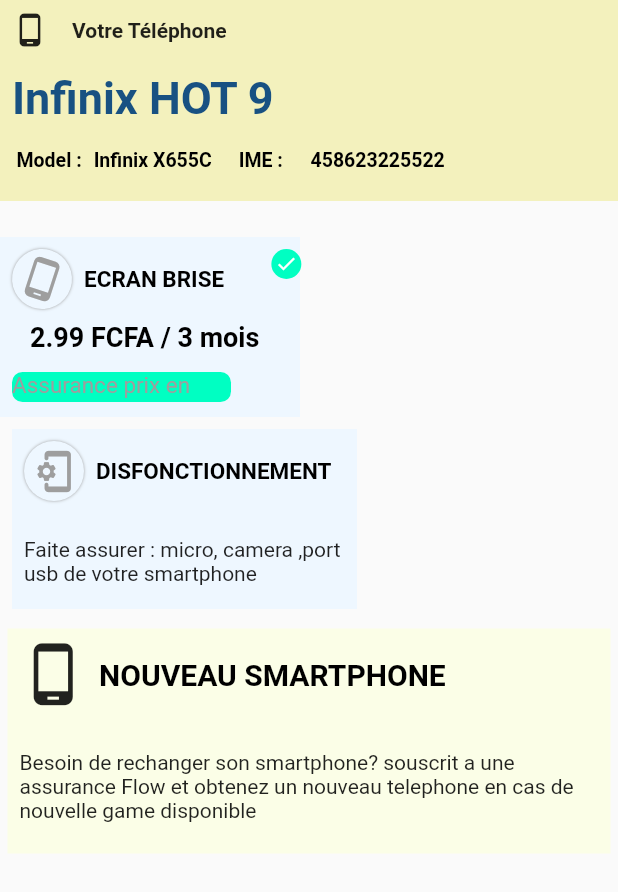
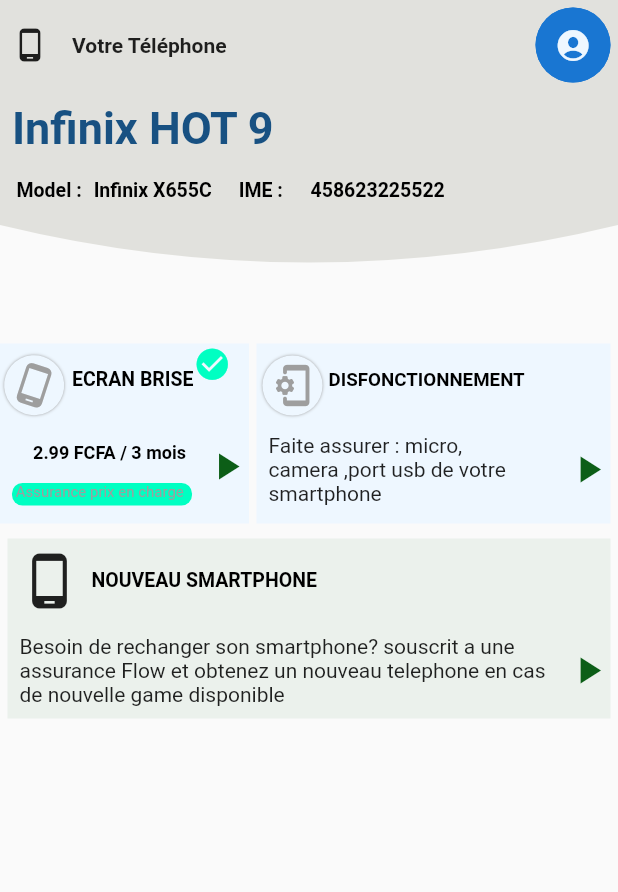
Before and after one commit to kadersaka/flow_insurance, a Flutter app: the HomeScreen screen opened directly, on a phone screen of 412 x 824 dp. Shown: the top 892 px of the screen. Run offline on Flutter 3.47's test engine with Material 2 defaults, Android fonts, the light colour scheme and no system bars; our stand-ins replace file_picker, flutter_svg, smooth_page_indicator.

Commit message:
Improve design for menu.dart and add filePiker for Profil Picture

```diff
--- a/lib/views/home/menu.dart
+++ b/lib/views/home/menu.dart
@@ -1,8 +1,12 @@
+import 'dart:io';
+
 import 'package:flowinsurance/constants/strings.dart';
 import 'package:flowinsurance/views/home/component/assurer_ecran_brise.dart';
+import 'package:flutter/cupertino.dart';
 import 'package:flutter/material.dart';
 import 'dart:math' as math;
 import '../customwidget/boutton.dart';
+import 'ImageProfilPage.dart';
 
 class HomeScreen extends StatefulWidget {
   const HomeScreen({super.key});
@@ -12,6 +16,13 @@
 }
 
 class _HomeScreenState extends State<HomeScreen> {
+  late File? imageFile;
+  @override
+  void initState() {
+    imageFile = null;
+    super.initState();
+  }
+
   @override
   Widget build(BuildContext context) {
     return Scaffold(
@@ -20,12 +31,13 @@
         mainAxisAlignment: MainAxisAlignment.start,
         crossAxisAlignment: CrossAxisAlignment.start,
         children: [
-          Container(
-            height: 134,
+          ClipPath(
+            clipper: CustomShape(),
+            child: Container(
+              height: 200,
               width: double.infinity,
-            color: const Color.fromARGB(232, 242, 240, 183),
-            child:
-                Column(crossAxisAlignment: CrossAxisAlignment.start, children: [
+              decoration: const BoxDecoration(color: Color.fromARGB(232, 223, 223, 218)),
+              child: Column(crossAxisAlignment: CrossAxisAlignment.start, children: [
                 Row(
                   children: [
                     const SizedBox(
@@ -41,7 +53,37 @@
                         StringData.votreTelephone,
                         style: const TextStyle(fontWeight: FontWeight.bold),
                       ),
+                    ),
+                    Expanded(child: SizedBox()),
+                    InkWell(
+                      onTap: () => Navigator.push(context, MaterialPageRoute(builder: (context) => ImageProfilPage(ImageFile: imageFile, fun: setImageFile))),
+                      child: Container(
+                          height: 50,
+                          width: 50,
+                          margin: const EdgeInsets.all(5),
+                          child: CircleAvatar(
+                            // backgroundColor: Colors.black,
+                            radius: 100,
+                            // backgroundImage: AssetImage(ImagePath),
+                            child: Container(
+                              height: 50,
+                              width: 50,
+                              child: CircleAvatar(
+                                radius: 40,
+                                child: ClipOval(
+                                  child: imageFile != null
+                                      ? Image.file(
+                                          imageFile!,
+                                          height: double.infinity,
+                                          width: double.infinity,
+                                          fit: BoxFit.cover,
                                         )
+                                      : const Icon(CupertinoIcons.person_crop_circle_fill, color: Color(0xffEEF7FF)),
+                                ),
+                              ),
+                            ),
+                          )),
+                    ),
                   ],
                 ),
                 Padding(
@@ -60,43 +102,30 @@
                     const SizedBox(
                       width: 3,
                     ),
-                  Padding(
-                      padding: const EdgeInsets.only(left: 8),
-                      child: CustomWidget()
-                          .myText(StringData.model, isbols: true)),
-                  Padding(
-                      padding: const EdgeInsets.only(left: 8),
-                      child: CustomWidget()
-                          .myText(StringData.myModel, isbols: true)),
+                    Padding(padding: const EdgeInsets.only(left: 8), child: CustomWidget().myText(StringData.model, isbols: true)),
+                    Padding(padding: const EdgeInsets.only(left: 8), child: CustomWidget().myText(StringData.myModel, isbols: true)),
                     const SizedBox(
                       width: 10,
                     ),
-                  Padding(
-                      padding: const EdgeInsets.all(8),
-                      child:
-                          CustomWidget().myText(StringData.imei, isbols: true)),
-                  Padding(
-                      padding: const EdgeInsets.only(left: 4),
-                      child: CustomWidget()
-                          .myText(StringData.myIme, isbols: true)),
+                    Padding(padding: const EdgeInsets.all(8), child: CustomWidget().myText(StringData.imei, isbols: true)),
+                    Padding(padding: const EdgeInsets.only(left: 4), child: CustomWidget().myText(StringData.myIme, isbols: true)),
                   ],
                 ),
               ]),
             ),
+          ),
           const SizedBox(
             height: 24,
           ),
-          Wrap(
+          Row(
             children: [
-              InkWell(
-                onTap: (() {
-                  Navigator.of(context).push(MaterialPageRoute(
-                      builder: (context) => const AssurerEcranBrise()));//DetailEcranBrise
-                }),
-                child: Container(
+              Container(
                 height: 120,
-                  width: 200,
+                // width: MediaQuery.of(context).size.width / 2,
+                // width: 200,
                 color: const Color(0xffEEF7FF),
+                child: InkWell(
+                  onTap: () => Navigator.of(context).push(MaterialPageRoute(builder: (context) => const AssurerEcranBrise())), //DetailEcranBrise
                   child: Row(
                     mainAxisAlignment: MainAxisAlignment.spaceBetween,
                     children: [
@@ -110,69 +139,59 @@
                                 child: Container(
                                   height: 40,
                                   width: 40,
-                                  margin: const EdgeInsets.all(8),
-                                  decoration: BoxDecoration(
-                                      borderRadius: BorderRadius.circular(20),
-                                      boxShadow: const [
-                                        BoxShadow(
-                                            color: Colors.grey,
-                                            blurRadius: 1,
-                                            blurStyle: BlurStyle.outer)
-                                      ]),
-                                  child: const Icon(Icons.phone_android,
-                                      color: Colors.grey, size: 30),
+                                  margin: const EdgeInsets.fromLTRB(4, 8, 4, 0),
+                                  decoration: BoxDecoration(borderRadius: BorderRadius.circular(20), boxShadow: const [BoxShadow(color: Colors.grey, blurRadius: 1, blurStyle: BlurStyle.outer)]),
+                                  child: const Icon(Icons.phone_android, color: Colors.grey, size: 30),
                                 ),
                               ),
-                              CustomWidget().myText(StringData.ecranBrise,
-                                  size: 15, isbols: true),
+                              CustomWidget().myText(StringData.ecranBrise, size: 13, isbols: true),
+                              Column(
+                                children: const [
+                                  Icon(Icons.check_circle, color: Color(0xff00FFC2), size: 25),
+                                  SizedBox(height: 20),
                                 ],
                               ),
+                            ],
+                          ),
+                          Row(
+                            children: [
+                              Column(
+                                children: [
                                   Padding(
-                            padding: const EdgeInsets.only(left: 20, bottom: 5),
-                            child: CustomWidget().myText(StringData.prix,
-                                isbols: true, size: 18),
+                                    padding: const EdgeInsets.only(top: 18, left: 10, bottom: 5),
+                                    child: CustomWidget().myText(StringData.prix, isbols: true, size: 12),
                                   ),
                                   Container(
-                              height: 20,
-                              width: 146,
+                                    height: 15,
+                                    width: 120,
                                     margin: const EdgeInsets.all(8),
-                              decoration: BoxDecoration(
-                                  borderRadius: BorderRadius.circular(7),
-                                  color: const Color(0xff00FFC2)),
-                              child: CustomWidget().myText(
-                                  StringData.assurancePris,
-                                  size: 15,
-                                  color: Colors.grey)),
+                                    decoration: BoxDecoration(borderRadius: BorderRadius.circular(7), color: const Color(0xff00FFC2)),
+                                    child: CustomWidget().myText(StringData.assurancePris, size: 10, color: Colors.grey),
+                                  ),
                                 ],
                               ),
-                      Column(
-                        mainAxisAlignment: MainAxisAlignment.spaceBetween,
-                        children: const [
-                          Padding(
-                            padding: EdgeInsets.all(8.0),
-                            child: CircleAvatar(
-                              radius: 10,
-                              backgroundColor: Color(0xff00FFC2),
-                              child: Center(
-                                child: Icon(
-                                  Icons.check,
-                                  color: Colors.white,
-                                  size: 15,
+                              Icon(Icons.play_arrow, color: Color.fromARGB(255, 12, 94, 23), size: 30),
+                            ],
                           ),
+                        ],
                       ),
-                            ),
-                          )
-                        ],
-                      )
+                      // Column(
+                      //   mainAxisAlignment: MainAxisAlignment.spaceBetween,
+                      //   children: const [
+                      //     // Icon(Icons.check_circle, color: Color(0xff00FFC2), size: 25),
+                      //
+                      //   ],
+                      // )
                     ],
                   ),
                 ),
               ),
-              Padding(
-                padding: const EdgeInsets.all(8.0),
+              Expanded(
+                child: Padding(
+                  padding: const EdgeInsets.all(5.0),
                   child: Container(
                     height: 120,
-                  width: 230,
+                    // width: MediaQuery.of(context).size.width / 2.2,
                     color: const Color(0xffEEF7FF),
                     child: Column(
                       crossAxisAlignment: CrossAxisAlignment.start,
@@ -182,23 +201,15 @@
                             Container(
                               height: 40,
                               width: 40,
-                            margin: const EdgeInsets.all(8),
-                            decoration: BoxDecoration(
-                                borderRadius: BorderRadius.circular(20),
-                                boxShadow: const [
-                                  BoxShadow(
-                                      color: Colors.grey,
-                                      blurRadius: 1,
-                                      blurStyle: BlurStyle.outer)
-                                ]),
+                              margin: const EdgeInsets.fromLTRB(4, 8, 4, 0),
+                              decoration: BoxDecoration(borderRadius: BorderRadius.circular(20), boxShadow: const [BoxShadow(color: Colors.grey, blurRadius: 1, blurStyle: BlurStyle.outer)]),
                               child: const Icon(
                                 Icons.phonelink_setup_rounded,
                                 color: Colors.grey,
                                 size: 30,
                               ),
                             ),
-                          CustomWidget().myText("DISFONCTIONNEMENT",
-                              size: 15, isbols: true),
+                            CustomWidget().myText("DISFONCTIONNEMENT", size: 12.5, isbols: true),
                           ],
                         ),
                         Expanded(
@@ -209,26 +220,29 @@
                                   padding: const EdgeInsets.all(8.0),
                                   child: Text(
                                     StringData.faiteAss,
-                                  //textAlign: TextAlign.center,
                                     maxLines: 3,
                                     overflow: TextOverflow.ellipsis,
                                   ),
                                 ),
                               ),
+                              Icon(Icons.play_arrow, color: Color.fromARGB(255, 12, 94, 23), size: 30),
                             ],
                           ),
                         )
                       ],
                     ),
                   ),
+                ),
               )
             ],
           ),
-          Container(
+          InkWell(
+            onTap: () {},
+            child: Container(
               margin: const EdgeInsets.all(5),
-            height: 150,
+              height: 120,
               width: double.infinity,
-            color: const Color(0xffFBFEE7),
+              color: Color.fromARGB(255, 235, 241, 236),
               child: Column(
                 crossAxisAlignment: CrossAxisAlignment.start,
                 children: [
@@ -238,11 +252,10 @@
                         padding: EdgeInsets.all(8.0),
                         child: Icon(
                           Icons.phone_android,
-                        size: 45,
+                          size: 40,
                         ),
                       ),
-                    CustomWidget()
-                        .myText(StringData.nouveauSmar, size: 20, isbols: true),
+                      CustomWidget().myText(StringData.nouveauSmar, size: 13, isbols: true),
                     ],
                   ),
                   Expanded(
@@ -259,14 +272,42 @@
                             ),
                           ),
                         ),
+                        Icon(Icons.play_arrow, color: Color.fromARGB(255, 12, 94, 23), size: 30),
                       ],
                     ),
                   )
                 ],
               ),
             ),
+          ),
         ],
       )),
     );
   }
+
+  void setImageFile(File? newImageFile) {
+    setState(() {
+      imageFile = newImageFile;
+    });
   }
+}
+
+class CustomShape extends CustomClipper<Path> {
+  @override
+  getClip(Size size) {
+    double height = size.height;
+    double width = size.width;
+    var path = Path();
+    path.lineTo(0, height - 50);
+    path.quadraticBezierTo(width / 2, height, width, height - 50);
+    path.lineTo(width, 0);
+    path.close();
+
+    return path;
+  }
+
+  @override
+  bool shouldReclip(CustomClipper oldClipper) {
+    return true;
+  }
+}
--- a/pubspec.yaml
+++ b/pubspec.yaml
@@ -26,6 +26,7 @@
   cupertino_icons: ^1.0.2
   smooth_page_indicator: ^1.0.0+2
   flutter_svg: ^1.1.5
+  file_picker: ^5.0.1
 
 dev_dependencies:
   flutter_test:
```
Also changed, not shown: lib/constants/strings.dart (+13 -25 lines), lib/generated_plugin_registrant.dart (added, +17 -0 lines), lib/views/home/ImageProfilPage.dart (added, +121 -0 lines), pubspec.lock. Lines whose indentation alone changed are shown as unchanged.
